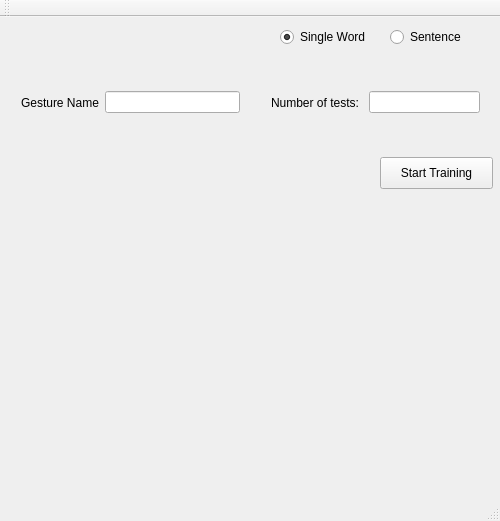
Qt form myoSignApp/mainwindow.ui (gw-cs-sd/sd-2017-asl-keyword-to-sentence) before a commit.
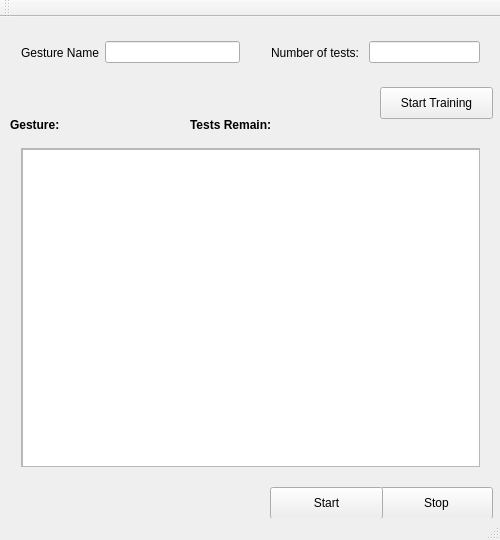
The same form after that commit.

Diff of the .ui file:
```diff
--- a/myoSignApp/mainwindow.ui
+++ b/myoSignApp/mainwindow.ui
@@ -7,7 +7,7 @@
     <x>0</x>
     <y>0</y>
     <width>500</width>
-    <height>521</height>
+    <height>540</height>
    </rect>
   </property>
   <property name="windowTitle">
@@ -18,30 +18,37 @@
     <property name="geometry">
      <rect>
       <x>10</x>
-      <y>230</y>
+      <y>120</y>
       <width>481</width>
-      <height>251</height>
+      <height>341</height>
      </rect>
     </property>
     <layout class="QVBoxLayout" name="verticalLayout_2">
      <item>
-      <widget class="QLabel" name="outputLabel">
-       <property name="font">
-        <font>
-         <pointsize>36</pointsize>
-         <weight>75</weight>
-         <bold>true</bold>
-        </font>
-       </property>
-       <property name="autoFillBackground">
+      <widget class="QScrollArea" name="scrollArea_2">
+       <property name="widgetResizable">
         <bool>true</bool>
        </property>
-       <property name="text">
-        <string/>
-       </property>
-       <property name="alignment">
-        <set>Qt::AlignCenter</set>
-       </property>
+       <widget class="QWidget" name="scrollAreaWidgetContents_2">
+        <property name="geometry">
+         <rect>
+          <x>0</x>
+          <y>0</y>
+          <width>477</width>
+          <height>337</height>
+         </rect>
+        </property>
+        <widget class="QPlainTextEdit" name="outputData">
+         <property name="geometry">
+          <rect>
+           <x>0</x>
+           <y>0</y>
+           <width>481</width>
+           <height>341</height>
+          </rect>
+         </property>
+        </widget>
+       </widget>
       </widget>
      </item>
     </layout>
@@ -50,7 +57,7 @@
     <property name="geometry">
      <rect>
       <x>10</x>
-      <y>50</y>
+      <y>0</y>
       <width>241</width>
       <height>71</height>
      </rect>
@@ -72,11 +79,75 @@
      </item>
     </layout>
    </widget>
+   <widget class="QLabel" name="testlabel">
+    <property name="geometry">
+     <rect>
+      <x>190</x>
+      <y>100</y>
+      <width>101</width>
+      <height>16</height>
+     </rect>
+    </property>
+    <property name="font">
+     <font>
+      <weight>75</weight>
+      <bold>true</bold>
+     </font>
+    </property>
+    <property name="text">
+     <string>Tests Remain:</string>
+    </property>
+   </widget>
+   <widget class="QPushButton" name="stop">
+    <property name="geometry">
+     <rect>
+      <x>380</x>
+      <y>470</y>
+      <width>113</width>
+      <height>32</height>
+     </rect>
+    </property>
+    <property name="text">
+     <string>Stop</string>
+    </property>
+   </widget>
+   <widget class="QLabel" name="gestureLabel">
+    <property name="geometry">
+     <rect>
+      <x>10</x>
+      <y>100</y>
+      <width>59</width>
+      <height>16</height>
+     </rect>
+    </property>
+    <property name="font">
+     <font>
+      <weight>75</weight>
+      <bold>true</bold>
+     </font>
+    </property>
+    <property name="text">
+     <string>Gesture:</string>
+    </property>
+   </widget>
+   <widget class="QPushButton" name="start">
+    <property name="geometry">
+     <rect>
+      <x>270</x>
+      <y>470</y>
+      <width>113</width>
+      <height>32</height>
+     </rect>
+    </property>
+    <property name="text">
+     <string>Start</string>
+    </property>
+   </widget>
    <widget class="QWidget" name="horizontalLayoutWidget_2">
     <property name="geometry">
      <rect>
       <x>260</x>
-      <y>50</y>
+      <y>0</y>
       <width>231</width>
       <height>71</height>
      </rect>
@@ -94,40 +165,11 @@
      </item>
     </layout>
    </widget>
-   <widget class="QRadioButton" name="sentenceOption">
-    <property name="geometry">
-     <rect>
-      <x>390</x>
-      <y>10</y>
-      <width>100</width>
-      <height>20</height>
-     </rect>
-    </property>
-    <property name="text">
-     <string>Sentence</string>
-    </property>
-   </widget>
-   <widget class="QRadioButton" name="singleWordOption">
-    <property name="geometry">
-     <rect>
-      <x>280</x>
-      <y>10</y>
-      <width>100</width>
-      <height>20</height>
-     </rect>
-    </property>
-    <property name="text">
-     <string>Single Word</string>
-    </property>
-    <property name="checked">
-     <bool>true</bool>
-    </property>
-   </widget>
-   <widget class="QPushButton" name="pushButton">
+   <widget class="QPushButton" name="startTraining">
     <property name="geometry">
      <rect>
       <x>380</x>
-      <y>140</y>
+      <y>70</y>
       <width>113</width>
       <height>32</height>
      </rect>
```
Left out of the diff: 35 changed lines with no effect on the pictures.
